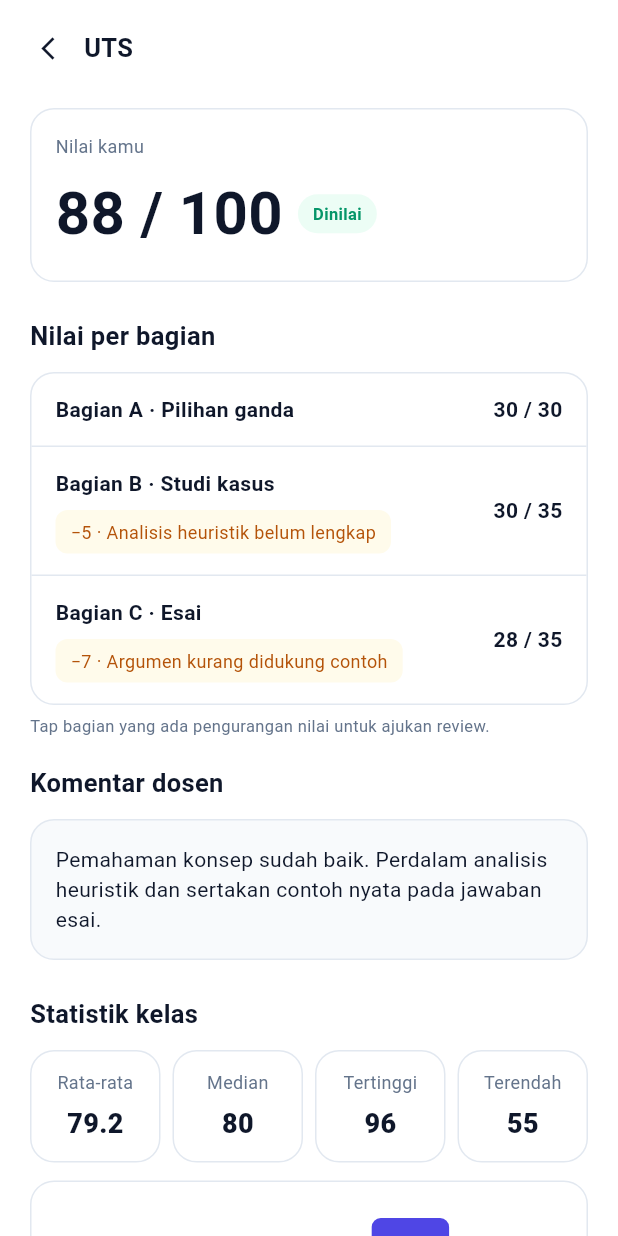
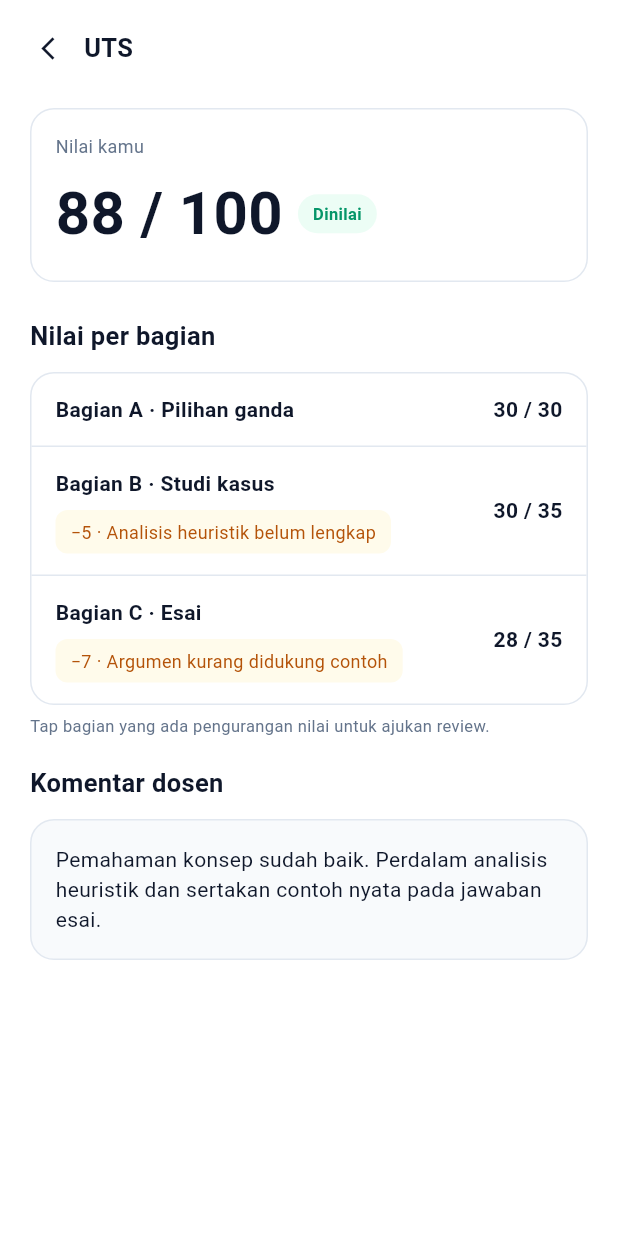
Before and after one commit to Azkiya-12/Gradia-PBL, a Flutter app: the DetailMataKuliahScreen screen opened directly with empty values, after a tap on "UTS", on a phone screen of 412 x 824 dp. Run offline on Flutter 3.47's test engine with Material 3 defaults, Android fonts, the phone set to English and light mode, and no system bars; our stand-ins replace connectivity_plus.

Commit message:
Perbaikan tugas

```diff
--- a/mahasiswa/lib/screens/detail_penilaian_screen.dart
+++ b/mahasiswa/lib/screens/detail_penilaian_screen.dart
@@ -3,9 +3,6 @@ import '../app_colors.dart';
 import '../widgets/common.dart';
 import 'ajukan_review_screen.dart';
 
-// ---------------------------------------------------------------
-// Data dummy per penilaian
-// ---------------------------------------------------------------
 class _Butir {
   final String title;
   final String nilai;
@@ -19,10 +16,6 @@ class _PenilaianData {
   final String hint;
   final List<_Butir> butir;
   final String komentar;
-  final List<String> stat; // rata-rata, median, tertinggi, terendah
-  final List<String> histLabels;
-  final List<double> histHeights;
-  final int histMine; // indeks batang milikmu
 
   const _PenilaianData({
     required this.nilaiTotal,
@@ -30,10 +23,6 @@ class _PenilaianData {
     required this.hint,
     required this.butir,
     required this.komentar,
-    required this.stat,
-    required this.histLabels,
-    required this.histHeights,
-    required this.histMine,
   });
 }
 
@@ -51,10 +40,6 @@ const _kuis = _PenilaianData(
   ],
   komentar:
       'Analisis Gestalt sudah kuat. Perbaiki contoh Common Region dan tambahkan solusi pada microcopy error.',
-  stat: ['15.6', '16', '20', '8'],
-  histLabels: ['8–10', '11–13', '14–16', '17–18', '19–20'],
-  histHeights: [14.0, 28.0, 35.0, 52.0, 22.0],
-  histMine: 3,
 );
 
 const _wireframe = _PenilaianData(
@@ -73,10 +58,6 @@ const _wireframe = _PenilaianData(
   ],
   komentar:
       'Wireframe sudah rapi dan konsisten. Lengkapi state error dan perjelas hierarki antara judul dan konten.',
-  stat: ['84.5', '86', '98', '60'],
-  histLabels: ['60–69', '70–79', '80–89', '90–94', '95–100'],
-  histHeights: [12.0, 24.0, 40.0, 52.0, 18.0],
-  histMine: 3,
 );
 
 const _uts = _PenilaianData(
@@ -92,10 +73,6 @@ const _uts = _PenilaianData(
   ],
   komentar:
       'Pemahaman konsep sudah baik. Perdalam analisis heuristik dan sertakan contoh nyata pada jawaban esai.',
-  stat: ['79.2', '80', '96', '55'],
-  histLabels: ['55–64', '65–74', '75–84', '85–94', '95–100'],
-  histHeights: [12.0, 24.0, 40.0, 52.0, 16.0],
-  histMine: 3,
 );
 
 const Map<String, _PenilaianData> _dataPenilaian = {
@@ -160,26 +137,6 @@ class DetailPenilaianScreen extends StatelessWidget {
           const SectionTitle('Komentar dosen'),
           const SizedBox(height: 12),
           InfoCard(d.komentar),
-          const SizedBox(height: 24),
-          const SectionTitle('Statistik kelas'),
-          const SizedBox(height: 12),
-          Row(
-            children: [
-              Expanded(child: _StatBox('Rata-rata', d.stat[0])),
-              const SizedBox(width: 8),
-              Expanded(child: _StatBox('Median', d.stat[1])),
-              const SizedBox(width: 8),
-              Expanded(child: _StatBox('Tertinggi', d.stat[2])),
-              const SizedBox(width: 8),
-              Expanded(child: _StatBox('Terendah', d.stat[3])),
-            ],
-          ),
-          const SizedBox(height: 12),
-          _Histogram(
-            labels: d.histLabels,
-            heights: d.histHeights,
-            mine: d.histMine,
-          ),
         ],
       ),
     );
@@ -194,7 +151,9 @@ class _SoalRow extends StatelessWidget {
 
   @override
   Widget build(BuildContext context) {
-    return InkWell(
+    // GestureDetector: bisa diklik tanpa efek percikan (ripple)
+    return GestureDetector(
+      behavior: HitTestBehavior.opaque,
       onTap: note == null
           ? null
           : () => push(
@@ -241,96 +200,3 @@ class _SoalRow extends StatelessWidget {
     );
   }
 }
-
-class _StatBox extends StatelessWidget {
-  final String label;
-  final String value;
-  const _StatBox(this.label, this.value);
-
-  @override
-  Widget build(BuildContext context) {
-    return AppCard(
-      padding: const EdgeInsets.symmetric(vertical: 12, horizontal: 4),
-      child: Column(
-        children: [
-          FittedBox(
-            fit: BoxFit.scaleDown,
-            child: Text(label,
-                style: const TextStyle(fontSize: 12, color: AppColors.muted)),
-          ),
-          const SizedBox(height: 6),
-          Text(value,
-              style: const TextStyle(
-                  fontSize: 18,
-                  fontWeight: FontWeight.w800,
-                  color: AppColors.ink)),
-        ],
-      ),
-    );
-  }
-}
-
-/// Histogram sebaran nilai kelas (data dummy). Batang biru = rentang nilaimu.
-class _Histogram extends StatelessWidget {
-  final List<String> labels;
-  final List<double> heights;
-  final int mine;
-
-  const _Histogram({
-    required this.labels,
-    required this.heights,
-    required this.mine,
-  });
-
-  @override
-  Widget build(BuildContext context) {
-    return AppCard(
-      padding: const EdgeInsets.fromLTRB(16, 20, 16, 14),
-      child: Column(
-        crossAxisAlignment: CrossAxisAlignment.start,
-        children: [
-          SizedBox(
-            height: 56,
-            child: Row(
-              crossAxisAlignment: CrossAxisAlignment.end,
-              children: [
-                for (var i = 0; i < heights.length; i++)
-                  Expanded(
-                    child: Padding(
-                      padding: const EdgeInsets.symmetric(horizontal: 8),
-                      child: Container(
-                        height: heights[i],
-                        decoration: BoxDecoration(
-                          color: i == mine
-                              ? AppColors.primary
-                              : const Color(0xFFC7D2FE),
-                          borderRadius: const BorderRadius.vertical(
-                              top: Radius.circular(6)),
-                        ),
-                      ),
-                    ),
-                  ),
-              ],
-            ),
-          ),
-          const SizedBox(height: 6),
-          Row(
-            children: [
-              for (final l in labels)
-                Expanded(
-                  child: Center(
-                    child: Text(l,
-                        style: const TextStyle(
-                            fontSize: 11, color: AppColors.muted)),
-                  ),
-                ),
-            ],
-          ),
-          const SizedBox(height: 10),
-          const Text('Sebaran nilai kelas',
-              style: TextStyle(fontSize: 12, color: AppColors.muted)),
-        ],
-      ),
-    );
-  }
-}
--- a/mahasiswa/lib/screens/tugas_screen.dart
+++ b/mahasiswa/lib/screens/tugas_screen.dart
@@ -271,8 +271,7 @@ class _FilterTab extends StatelessWidget {
     return GestureDetector(
       behavior: HitTestBehavior.opaque, // <-- tambahan 1
       onTap: onTap,
-      child: AnimatedContainer(
-        duration: const Duration(milliseconds: 200),
+      child: Container(
         height: 36,
         alignment: Alignment.center,
         decoration: BoxDecoration(
```
